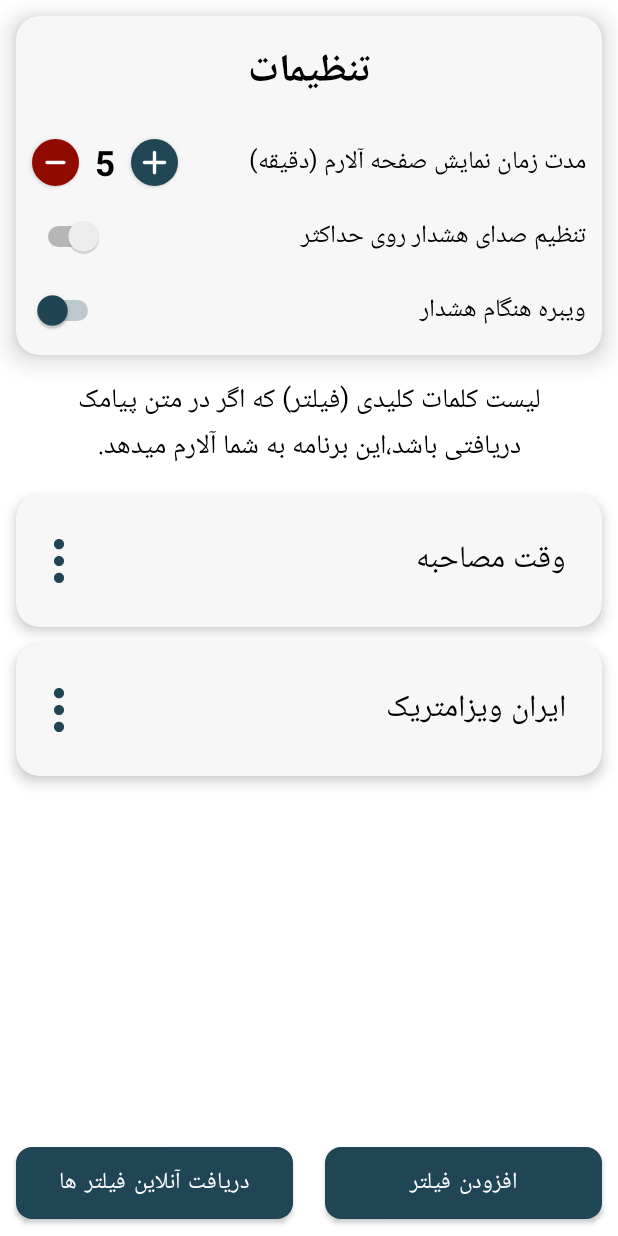
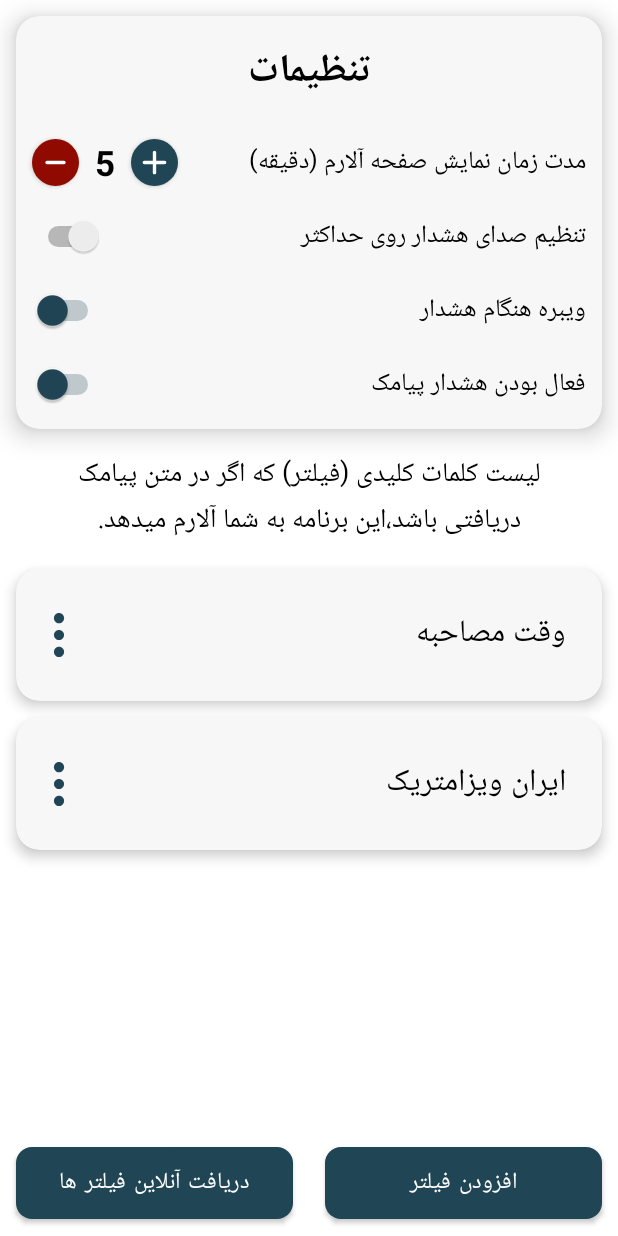
Before and after one commit to mohammadyt9731/smsAlarm, an Android app: the screen it shows after launch (MainActivity), after a tap on "تنظیم صدای هشدار روی حداکثر", on a phone screen of 412 x 824 dp. Run offline under Robolectric (Android 15) with nearby library versions, the phone set to English and light mode, and no system bars; our stand-ins replace Dagger/Hilt's generated code, Room's generated code, sdp/ssp sizes.

Commit message:
add feature : enable and disable smsAlarm

```diff
--- a/app/src/main/java/com/ddt/smsalarm/data/model/Setting.kt
+++ b/app/src/main/java/com/ddt/smsalarm/data/model/Setting.kt
@@ -3,5 +3,6 @@ package com.ddt.smsalarm.data.model
 data class Setting(
     val isVibratorEnable: Boolean = true,
     val isMaxVolumeEnable: Boolean = true,
+    val isAlarmEnable: Boolean = true,
     val alarmDurationPerMinute: Int = 5
 )
--- a/app/src/main/java/com/ddt/smsalarm/ui/MainActivity.kt
+++ b/app/src/main/java/com/ddt/smsalarm/ui/MainActivity.kt
@@ -109,6 +109,7 @@ class MainActivity : AppCompatActivity() {
                     tvAlarmDuration.text = it.alarmDurationPerMinute.toString()
                     switchMaxVolume.isChecked = it.isMaxVolumeEnable
                     switchVibrator.isChecked = it.isVibratorEnable
+                    switchAlarm.isChecked = it.isAlarmEnable
                 }
             }
         }
@@ -148,6 +149,11 @@ class MainActivity : AppCompatActivity() {
 
             switchMaxVolume.setOnClickListener {
                 setting = setting.copy(isMaxVolumeEnable = setting.isMaxVolumeEnable.not())
+                viewModel.saveSetting(setting)
+            }
+
+            switchAlarm.setOnClickListener {
+                setting = setting.copy(isAlarmEnable = setting.isAlarmEnable.not())
                 viewModel.saveSetting(setting)
             }
 
--- a/app/src/main/res/layout/activity_main.xml
+++ b/app/src/main/res/layout/activity_main.xml
@@ -116,6 +116,14 @@
                 app:layout_constraintTop_toBottomOf="@id/switch_max_volume"
                 tools:ignore="UseSwitchCompatOrMaterialXml" />
 
+            <Switch
+                android:id="@+id/switch_alarm"
+                style="@style/switch_style"
+                android:text="@string/is_alarm_enable"
+                app:layout_constraintRight_toRightOf="parent"
+                app:layout_constraintTop_toBottomOf="@id/switch_vibrator"
+                tools:ignore="UseSwitchCompatOrMaterialXml" />
+
         </androidx.constraintlayout.widget.ConstraintLayout>
     </com.google.android.material.card.MaterialCardView>
 
--- a/app/src/main/res/values/strings.xml
+++ b/app/src/main/res/values/strings.xml
@@ -28,4 +28,5 @@
     <string name="yes">بله</string>
     <string name="no">خیر</string>
     <string name="ok_i_found">باشه فهمیدم</string>
+    <string name="is_alarm_enable">فعال بودن هشدار پیامک</string>
 </resources>
```
Also changed, not shown: app/src/main/java/com/ddt/smsalarm/util/SmsReceiver.kt (+11 -2 lines).
